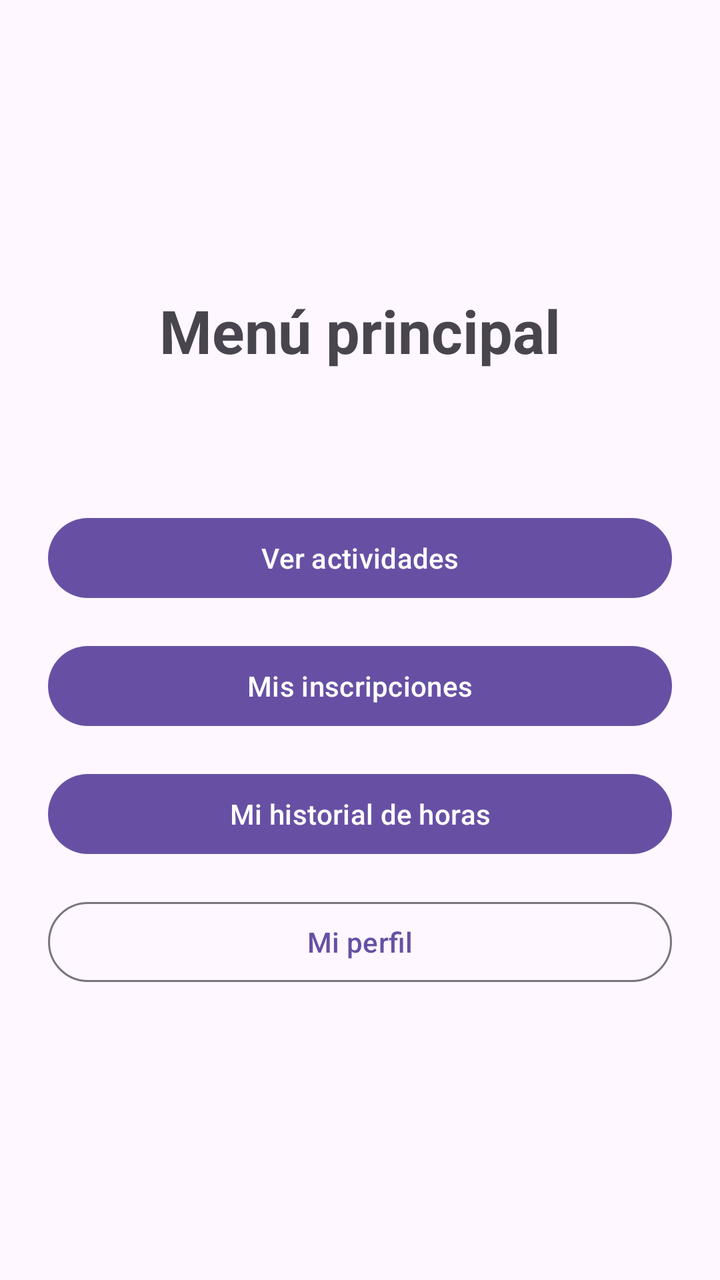
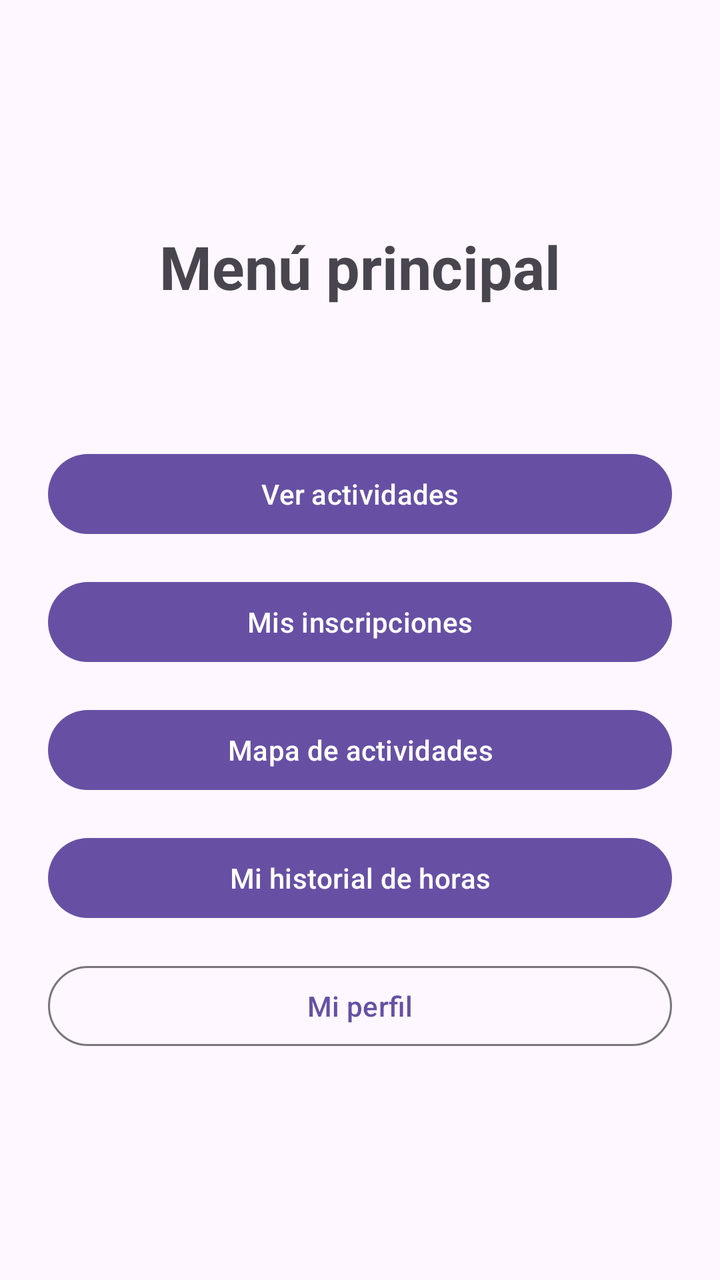

The first picture is an Android layout as it rendered before a commit; the second is the same layout after the commit. The layout source and the unified diff follow.
<!-- AndroidManifest.xml: application theme Theme.Proyecto -->
<!-- res/layout/activity_menu_principal.xml -->
<?xml version="1.0" encoding="utf-8"?>
<androidx.constraintlayout.widget.ConstraintLayout xmlns:android="http://schemas.android.com/apk/res/android"
    xmlns:app="http://schemas.android.com/apk/res-auto"
    xmlns:tools="http://schemas.android.com/tools"
    android:id="@+id/main"
    android:layout_width="match_parent"
    android:layout_height="match_parent"
    tools:context=".MenuPrincipalActivity">

    <TextView
        android:id="@+id/tvTituloMenu"
        android:layout_width="wrap_content"
        android:layout_height="wrap_content"
        android:text="@string/menu_titulo"
        android:textSize="30sp"
        android:textStyle="bold"
        app:layout_constraintBottom_toTopOf="@id/tvBienvenida"
        app:layout_constraintEnd_toEndOf="parent"
        app:layout_constraintStart_toStartOf="parent"
        app:layout_constraintTop_toTopOf="parent"
        app:layout_constraintVertical_chainStyle="packed" />

    <TextView
        android:id="@+id/tvBienvenida"
        android:layout_width="0dp"
        android:layout_height="wrap_content"
        android:layout_marginStart="24dp"
        android:layout_marginTop="8dp"
        android:layout_marginEnd="24dp"
        android:gravity="center"
        android:textSize="16sp"
        app:layout_constraintBottom_toTopOf="@id/btnVerActividades"
        app:layout_constraintEnd_toEndOf="parent"
        app:layout_constraintStart_toStartOf="parent"
        app:layout_constraintTop_toBottomOf="@id/tvTituloMenu" />

    <com.google.android.material.button.MaterialButton
        android:id="@+id/btnVerActividades"
        android:layout_width="0dp"
        android:layout_height="wrap_content"
        android:layout_marginStart="24dp"
        android:layout_marginTop="40dp"
        android:layout_marginEnd="24dp"
        android:text="@string/btn_ver_actividades"
        app:layout_constraintBottom_toTopOf="@id/btnMisInscripciones"
        app:layout_constraintEnd_toEndOf="parent"
        app:layout_constraintStart_toStartOf="parent"
        app:layout_constraintTop_toBottomOf="@id/tvBienvenida" />

    <com.google.android.material.button.MaterialButton
        android:id="@+id/btnMisInscripciones"
        android:layout_width="0dp"
        android:layout_height="wrap_content"
        android:layout_marginStart="24dp"
        android:layout_marginTop="16dp"
        android:layout_marginEnd="24dp"
        android:text="@string/btn_mis_inscripciones"
        app:layout_constraintBottom_toTopOf="@id/btnMiHistorial"
        app:layout_constraintEnd_toEndOf="parent"
        app:layout_constraintStart_toStartOf="parent"
        app:layout_constraintTop_toBottomOf="@id/btnVerActividades" />

    <com.google.android.material.button.MaterialButton
        android:id="@+id/btnMiHistorial"
        android:layout_width="0dp"
        android:layout_height="wrap_content"
        android:layout_marginStart="24dp"
        android:layout_marginTop="16dp"
        android:layout_marginEnd="24dp"
        android:text="@string/btn_mi_historial"
        app:layout_constraintBottom_toTopOf="@id/btnMiPerfil"
        app:layout_constraintEnd_toEndOf="parent"
        app:layout_constraintStart_toStartOf="parent"
        app:layout_constraintTop_toBottomOf="@id/btnMisInscripciones" />

    <com.google.android.material.button.MaterialButton
        android:id="@+id/btnMiPerfil"
        style="?attr/materialButtonOutlinedStyle"
        android:layout_width="0dp"
        android:layout_height="wrap_content"
        android:layout_marginStart="24dp"
        android:layout_marginTop="16dp"
        android:layout_marginEnd="24dp"
        android:text="@string/btn_mi_perfil"
        app:layout_constraintBottom_toBottomOf="parent"
        app:layout_constraintEnd_toEndOf="parent"
        app:layout_constraintStart_toStartOf="parent"
        app:layout_constraintTop_toBottomOf="@id/btnMiHistorial" />

</androidx.constraintlayout.widget.ConstraintLayout>
<!-- resources referenced by this layout -->
<resources>
  <string name="btn_mi_historial">Mi historial de horas</string>
  <string name="btn_mi_perfil">Mi perfil</string>
  <string name="btn_mis_inscripciones">Mis inscripciones</string>
  <string name="btn_ver_actividades">Ver actividades</string>
  <string name="menu_titulo">Menú principal</string>
  <style name="Theme.Proyecto" parent="Base.Theme.Proyecto" />
  <style name="Base.Theme.Proyecto" parent="Theme.Material3.DayNight.NoActionBar">
          
          
      </style>
</resources>

<!-- the commit's change to res/layout/activity_menu_principal.xml (unified diff, before → after) -->
@@ -55,10 +55,23 @@
         android:layout_marginTop="16dp"
         android:layout_marginEnd="24dp"
         android:text="@string/btn_mis_inscripciones"
+        app:layout_constraintBottom_toTopOf="@id/btnVerMapa"
+        app:layout_constraintEnd_toEndOf="parent"
+        app:layout_constraintStart_toStartOf="parent"
+        app:layout_constraintTop_toBottomOf="@id/btnVerActividades" />
+
+    <com.google.android.material.button.MaterialButton
+        android:id="@+id/btnVerMapa"
+        android:layout_width="0dp"
+        android:layout_height="wrap_content"
+        android:layout_marginStart="24dp"
+        android:layout_marginTop="16dp"
+        android:layout_marginEnd="24dp"
+        android:text="@string/btn_ver_mapa"
         app:layout_constraintBottom_toTopOf="@id/btnMiHistorial"
         app:layout_constraintEnd_toEndOf="parent"
         app:layout_constraintStart_toStartOf="parent"
-        app:layout_constraintTop_toBottomOf="@id/btnVerActividades" />
+        app:layout_constraintTop_toBottomOf="@id/btnMisInscripciones" />
 
     <com.google.android.material.button.MaterialButton
         android:id="@+id/btnMiHistorial"
@@ -71,7 +84,7 @@
         app:layout_constraintBottom_toTopOf="@id/btnMiPerfil"
         app:layout_constraintEnd_toEndOf="parent"
         app:layout_constraintStart_toStartOf="parent"
-        app:layout_constraintTop_toBottomOf="@id/btnMisInscripciones" />
+        app:layout_constraintTop_toBottomOf="@id/btnVerMapa" />
 
     <com.google.android.material.button.MaterialButton
         android:id="@+id/btnMiPerfil"
<!-- resource entries referenced after the edit -->
@@ -4,6 +4,7 @@
   <string name="btn_mi_perfil">Mi perfil</string>
   <string name="btn_mis_inscripciones">Mis inscripciones</string>
   <string name="btn_ver_actividades">Ver actividades</string>
+  <string name="btn_ver_mapa">Mapa de actividades</string>
   <string name="menu_titulo">Menú principal</string>
   <style name="Theme.Proyecto" parent="Base.Theme.Proyecto" />
   <style name="Base.Theme.Proyecto" parent="Theme.Material3.DayNight.NoActionBar">
